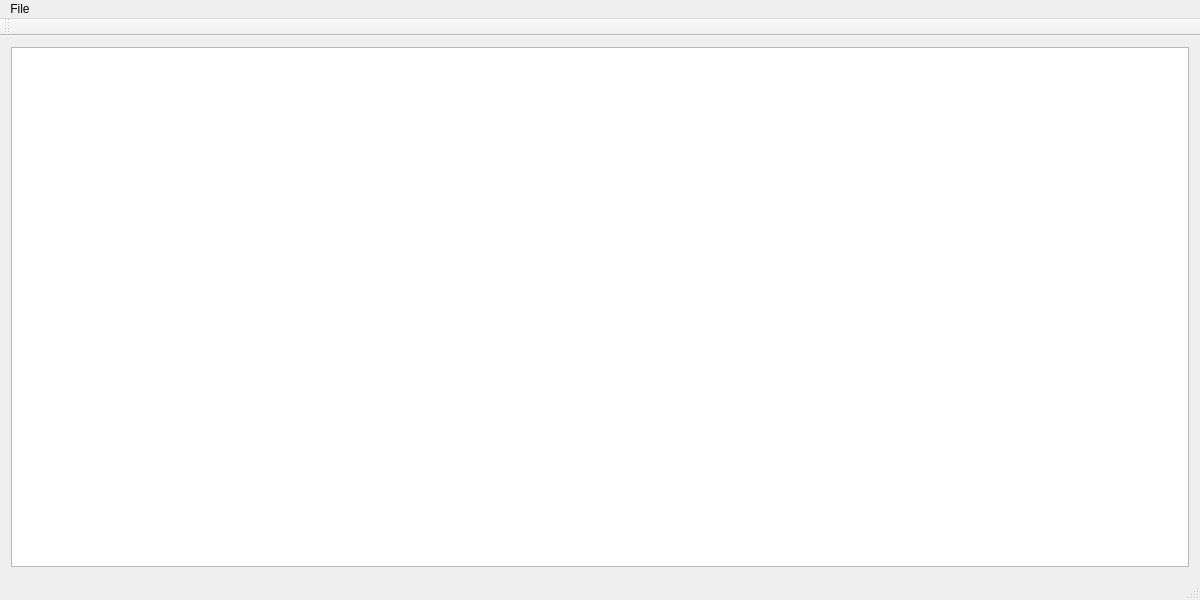
The window that mainwindow.ui (bioscuccai/ffpbl) describes before a commit, drawn with Qt 5.
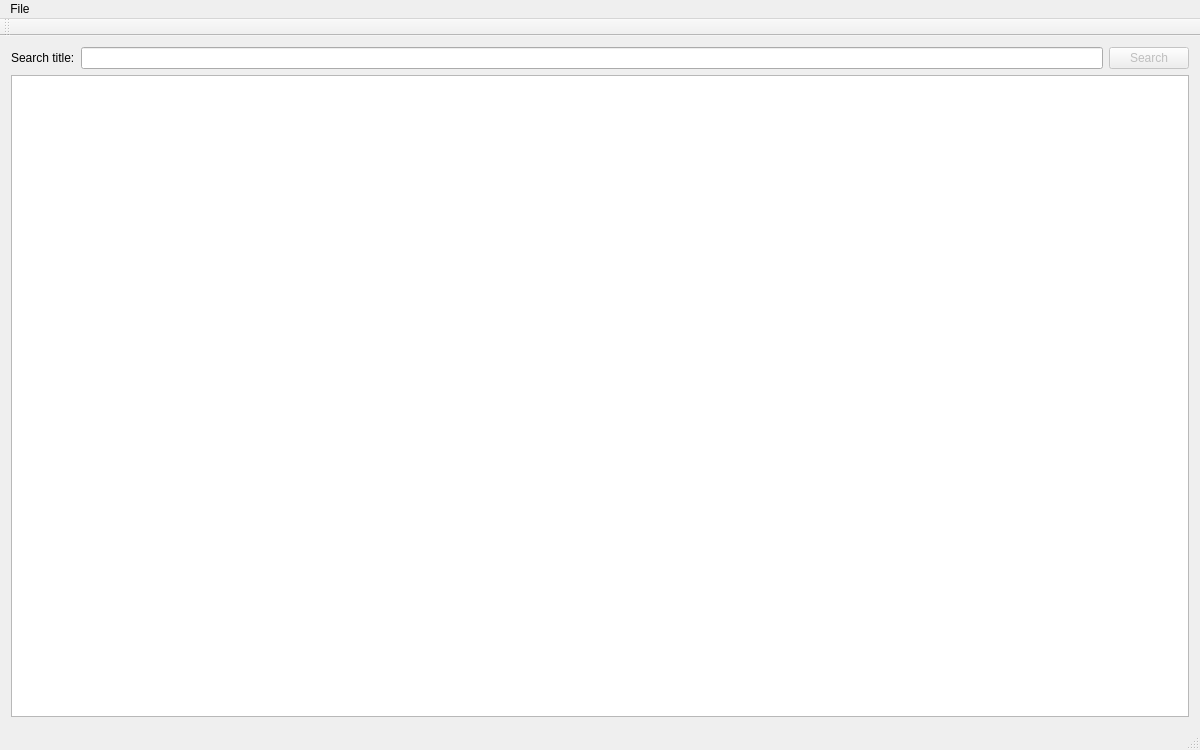
The same window after the commit.

```diff
--- a/mainwindow.ui
+++ b/mainwindow.ui
@@ -7,20 +7,48 @@
     <x>0</x>
     <y>0</y>
     <width>1200</width>
-    <height>600</height>
+    <height>750</height>
    </rect>
   </property>
   <property name="windowTitle">
    <string>Firefox Profil Baszkuráló</string>
   </property>
   <widget class="QWidget" name="centralWidget">
-   <layout class="QVBoxLayout" name="verticalLayout">
+   <layout class="QVBoxLayout" name="verticalLayout_2">
     <item>
-     <widget class="QTableView" name="placeTable">
-      <property name="contextMenuPolicy">
-       <enum>Qt::ActionsContextMenu</enum>
-      </property>
-     </widget>
+     <layout class="QVBoxLayout" name="verticalLayout">
+      <item>
+       <layout class="QHBoxLayout" name="searchLayout">
+        <item>
+         <widget class="QLabel" name="searchLabel">
+          <property name="text">
+           <string>Search title:</string>
+          </property>
+         </widget>
+        </item>
+        <item>
+         <widget class="QLineEdit" name="searchEdit"/>
+        </item>
+        <item>
+         <widget class="QPushButton" name="searchButton">
+          <property name="enabled">
+           <bool>false</bool>
+          </property>
+          <property name="text">
+           <string>Search</string>
+          </property>
+         </widget>
+        </item>
+       </layout>
+      </item>
+      <item>
+       <widget class="QTableView" name="placeTable">
+        <property name="contextMenuPolicy">
+         <enum>Qt::ActionsContextMenu</enum>
+        </property>
+       </widget>
+      </item>
+     </layout>
     </item>
    </layout>
   </widget>
```
Left out of the diff: 19 changed lines with no effect on the pictures.
